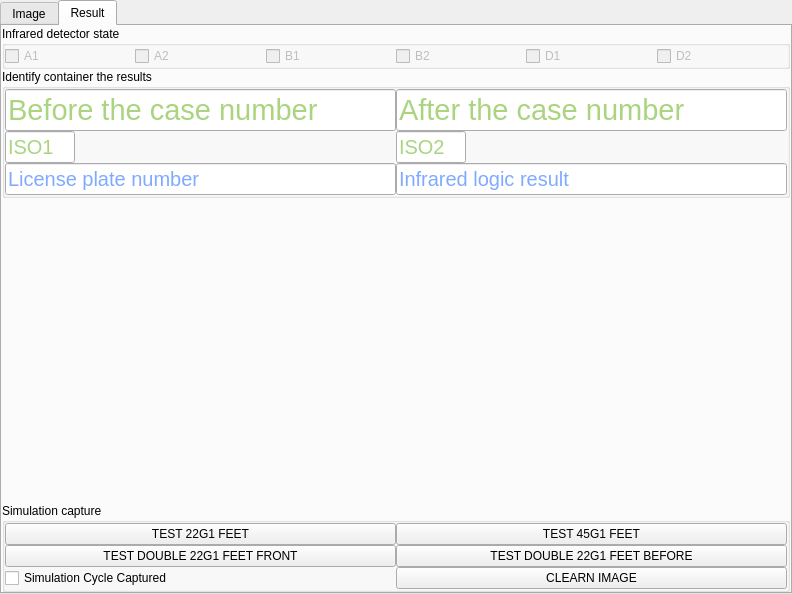
Old version of the form MainUI/datawidget.ui in the repository 519984307/Container_20191221.
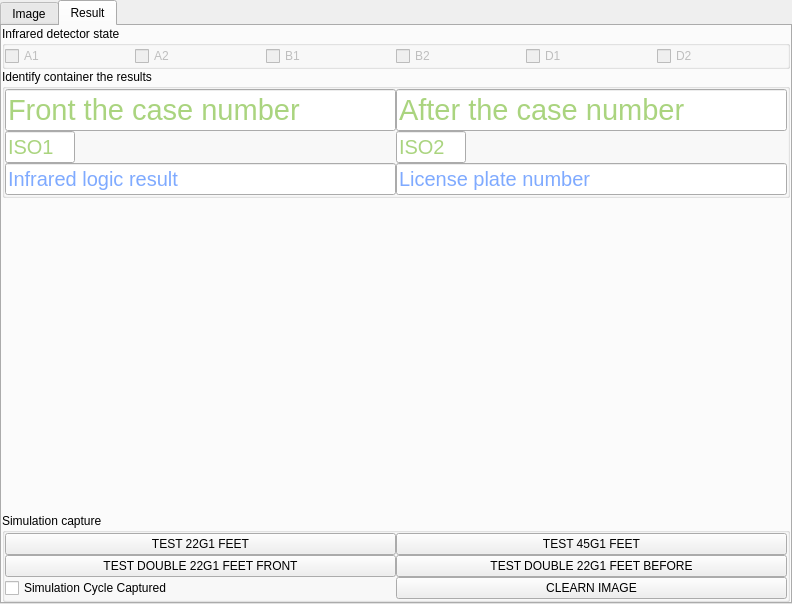
New version of the form. The open tabs and pages were chosen to show the change. Icons and pictures are not drawn.

What changed in the file:
```diff
--- a/MainUI/datawidget.ui
+++ b/MainUI/datawidget.ui
@@ -7,7 +7,7 @@
     <x>0</x>
     <y>0</y>
     <width>792</width>
-    <height>594</height>
+    <height>604</height>
    </rect>
   </property>
   <property name="windowTitle">
@@ -581,7 +581,7 @@
              <bool>true</bool>
             </property>
             <property name="placeholderText">
-             <string>Before the case number</string>
+             <string>Front the case number</string>
             </property>
            </widget>
           </item>
@@ -670,7 +670,7 @@
              <bool>true</bool>
             </property>
             <property name="placeholderText">
-             <string>Infrared logic result</string>
+             <string>License plate number</string>
             </property>
            </widget>
           </item>
@@ -688,7 +688,7 @@
              <bool>true</bool>
             </property>
             <property name="placeholderText">
-             <string>License plate number</string>
+             <string>Infrared logic result</string>
             </property>
            </widget>
           </item>
```
Left out of the diff: 2 changed lines with no effect on the pictures.
